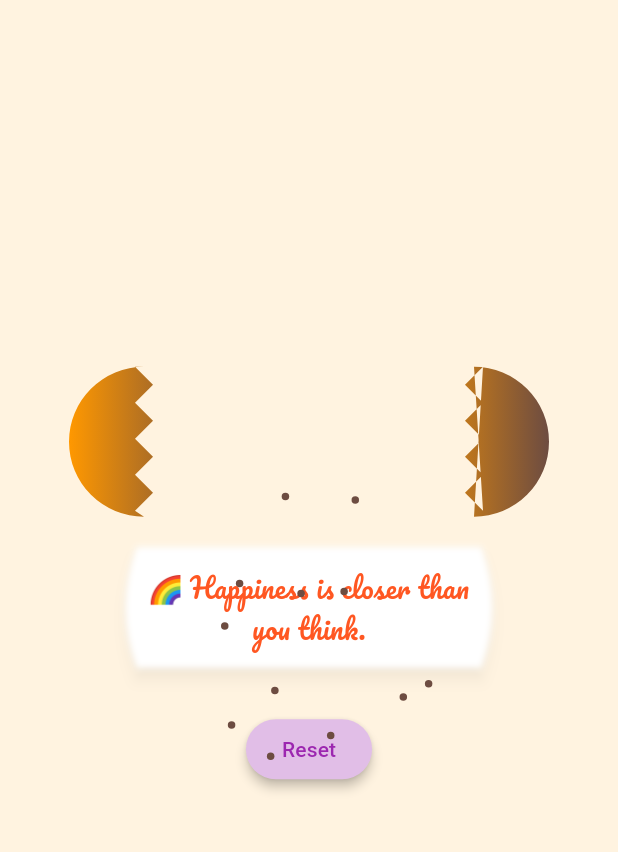
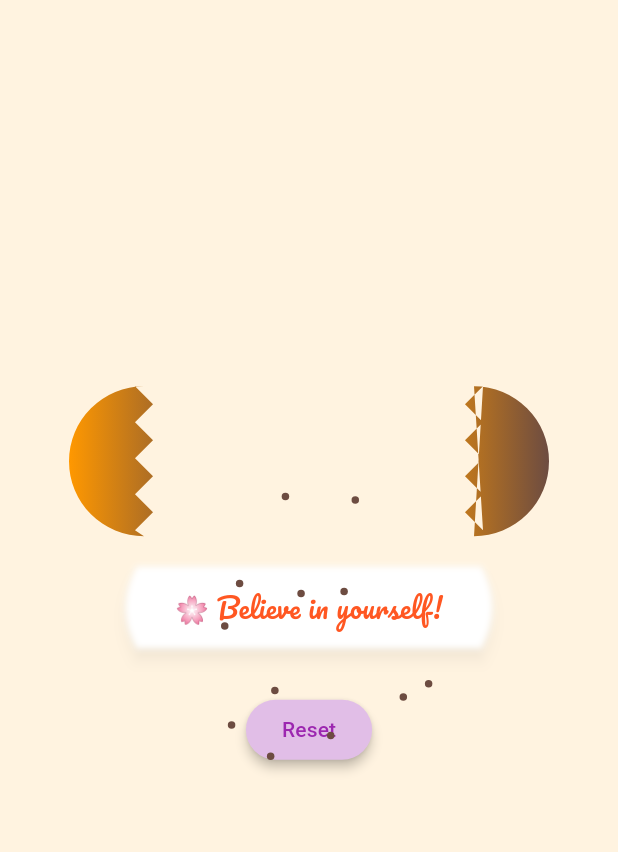
Before and after one commit to dishaaaa15/fortune-cookie, a Flutter app: the FortuneCookieScreen screen opened directly, after a tap on "Crack open to see your fortune", on a phone screen of 412 x 824 dp, the part 84-936 px from its top. Run offline on Flutter 3.47's test engine with Material 3 defaults, Android fonts, the phone set to English and light mode, and no system bars; our stand-ins replace google_fonts.

Commit message:
fortune-cookie

```diff
--- a/lib/fortunecookie.dart
+++ /dev/null
@@ -1,337 +0,0 @@
-import 'package:flutter/material.dart';
-import 'dart:math';
-import 'package:google_fonts/google_fonts.dart';
-
-void main() => runApp(FortuneCookieApp());
-
-class FortuneCookieApp extends StatelessWidget {
-  @override
-  Widget build(BuildContext context) {
-    return MaterialApp(
-      debugShowCheckedModeBanner: false,
-      home: FortuneCookieScreen(),
-    );
-  }
-}
-
-class FortuneCookieScreen extends StatefulWidget {
-  @override
-  _FortuneCookieScreenState createState() => _FortuneCookieScreenState();
-}
-
-class _FortuneCookieScreenState extends State<FortuneCookieScreen>
-    with SingleTickerProviderStateMixin {
-  bool _cracked = false;
-  String _fortune = "";
-
-  late AnimationController _controller;
-  late Animation<double> spreadAnim, slipAnim, crumbsAnim;
-
-  final List<String> fortunes = [
-    "🌸 Believe in yourself!",
-    "🍀 Lucky surprises await you!",
-    "💡 Bright ideas are coming your way.",
-    "🌟 You’re destined for something great.",
-    "🌈 Happiness is closer than you think.",
-    "🧿 You will get full marks in this mini project",
-    "🧿 You will get 10 cgpa this semester",
-    "🧿 Project will go well"
-  ];
-
-  @override
-  void initState() {
-    super.initState();
-    _controller =
-        AnimationController(vsync: this, duration: Duration(milliseconds: 1000));
-    setupAnimations();
-  }
-
-  void setupAnimations() {
-    spreadAnim = Tween<double>(begin: 0, end: 60).animate(
-      CurvedAnimation(parent: _controller, curve: Curves.easeOut),
-    );
-    slipAnim = Tween<double>(begin: 30, end: 0).animate(
-      CurvedAnimation(parent: _controller, curve: Curves.easeOutBack),
-    );
-    crumbsAnim = Tween<double>(begin: 0, end: 1).animate(
-      CurvedAnimation(parent: _controller, curve: Curves.elasticOut),
-    );
-  }
-
-  void _crackCookie() {
-    if (_cracked) return;
-    setState(() {
-      _cracked = true;
-      _fortune = fortunes[Random().nextInt(fortunes.length)];
-    });
-    _controller.forward();
-  }
-
-  void _reset() {
-    setState(() {
-      _cracked = false;
-      _fortune = "";
-    });
-    _controller.reset();
-  }
-
-  @override
-  Widget build(BuildContext context) {
-    return Scaffold(
-      backgroundColor: Colors.orange.shade50,
-      appBar: AppBar(
-        title: Text("🍪 Fortune Cookie"),
-        backgroundColor: Colors.brown,
-      ),
-      body: Stack(
-        children: [
-          Center(
-            child: Column(
-              mainAxisAlignment: MainAxisAlignment.center,
-              children: [
-                Cookie(cracked: _cracked, spreadAnim: spreadAnim),
-                SizedBox(height: 20),
-                if (!_cracked)
-                  ElevatedButton(
-                    onPressed: _crackCookie,
-                    style: ElevatedButton.styleFrom(
-                      backgroundColor: Colors.orange.shade200,
-                      shape: StadiumBorder(),
-                      elevation: 4,
-                    ),
-                    child: Text("Crack open to see your fortune",
-                        style: TextStyle(color: Colors.brown.shade800)),
-                  ),
-                if (_cracked)
-                  PaperSlip(
-                      controller: _controller,
-                      slipAnim: slipAnim,
-                      fortune: _fortune),
-                if (_cracked) ...[
-                  SizedBox(height: 30),
-                  ElevatedButton(
-                    onPressed: _reset,
-                    style: ElevatedButton.styleFrom(
-                      backgroundColor: Colors.purple.shade100,
-                      shape: StadiumBorder(),
-                      elevation: 3,
-                    ),
-                    child: Text("Reset",
-                        style: TextStyle(color: Colors.purple)),
-                  )
-                ]
-              ],
-            ),
-          ),
-          Crumbs(cracked: _cracked, crumbsAnim: crumbsAnim),
-        ],
-      ),
-    );
-  }
-}
-
-//// ---------------- Widgets ----------------
-
-/// Cookie (whole or cracked halves)
-class Cookie extends StatelessWidget {
-  final bool cracked;
-  final Animation<double> spreadAnim;
-  const Cookie({required this.cracked, required this.spreadAnim});
-
-  Widget _buildHalf(bool left) {
-    return CustomPaint(size: Size(100, 100), painter: CookieHalfPainter(left));
-  }
-
-  @override
-  Widget build(BuildContext context) {
-    return AnimatedBuilder(
-      animation: spreadAnim,
-      builder: (_, __) {
-        return cracked
-            ? Row(
-          mainAxisSize: MainAxisSize.min,
-          children: [
-            Transform.translate(
-                offset: Offset(-spreadAnim.value, 0),
-                child: _buildHalf(true)),
-            Transform.translate(
-                offset: Offset(spreadAnim.value, 0),
-                child: _buildHalf(false)),
-          ],
-        )
-            : SizedBox(
-            width: 150,
-            height: 150,
-            child: CustomPaint(painter: WholeCookiePainter()));
-      },
-    );
-  }
-}
-
-/// Paper slip with curled edges
-class PaperSlip extends StatelessWidget {
-  final AnimationController controller;
-  final Animation<double> slipAnim;
-  final String fortune;
-  const PaperSlip(
-      {required this.controller, required this.slipAnim, required this.fortune});
-
-  @override
-  Widget build(BuildContext context) {
-    return AnimatedBuilder(
-      animation: controller,
-      builder: (_, __) => Transform.translate(
-        offset: Offset(0, slipAnim.value),
-        child: Opacity(
-          opacity: controller.value,
-          child: CustomPaint(
-            painter: PaperSlipPainter(),
-            child: Container(
-              width: 260,
-              padding: EdgeInsets.symmetric(horizontal: 20, vertical: 14),
-              alignment: Alignment.center,
-              child: Text(fortune,
-                  textAlign: TextAlign.center,
-                  style: GoogleFonts.pacifico(
-                      fontSize: 18, color: Colors.deepOrange)),
-            ),
-          ),
-        ),
-      ),
-    );
-  }
-}
-
-/// Flying crumbs
-class Crumbs extends StatelessWidget {
-  final bool cracked;
-  final Animation<double> crumbsAnim;
-  const Crumbs({required this.cracked, required this.crumbsAnim});
-
-  @override
-  Widget build(BuildContext context) {
-    return AnimatedBuilder(
-      animation: crumbsAnim,
-      builder: (_, __) {
-        if (!cracked) return SizedBox.shrink();
-        final rand = Random();
-        return Stack(
-          children: List.generate(12, (i) {
-            final angle = rand.nextDouble() * 2 * pi;
-            final dist = (20 + rand.nextDouble() * 80) * crumbsAnim.value;
-            final dx = cos(angle) * dist;
-            final dy = sin(angle) * dist;
-            return Positioned(
-              left: MediaQuery.of(context).size.width / 2 + dx,
-              top: MediaQuery.of(context).size.height / 2 + dy,
-              child: Transform.scale(
-                scale: crumbsAnim.value,
-                child: Container(
-                  width: 5,
-                  height: 5,
-                  decoration: BoxDecoration(
-                      color: Colors.brown.shade600, shape: BoxShape.circle),
-                ),
-              ),
-            );
-          }),
-        );
-      },
-    );
-  }
-}
-
-//// ---------------- Painters ----------------
-
-/// Whole cookie with fixed dots and crumbled edges
-class WholeCookiePainter extends CustomPainter {
-  final List<Offset> _dots = List.generate(
-      22, (_) => Offset(Random().nextDouble() * 80 - 40,
-      Random().nextDouble() * 80 - 40));
-
-  @override
-  void paint(Canvas canvas, Size size) {
-    final center = Offset(size.width / 2, size.height / 2);
-    final r = 70.0;
-
-    // Base cookie with crumbled edges
-    final paint = Paint()
-      ..shader = RadialGradient(
-        colors: [Colors.orange.shade500, Colors.brown.shade600],
-      ).createShader(Rect.fromCircle(center: center, radius: r));
-
-    Path path = Path();
-    for (int i = 0; i <= 50; i++) {
-      final angle = (2 * pi / 50) * i;
-      final jitter = (i % 5 == 0) ? -5 : (i % 3 == 0 ? 3 : 0);
-      final x = center.dx + (r + jitter) * cos(angle);
-      final y = center.dy + (r + jitter) * sin(angle);
-      i == 0 ? path.moveTo(x, y) : path.lineTo(x, y);
-    }
-    path.close();
-    canvas.drawPath(path, paint);
-
-    // Cookie dots
-    final dotPaint = Paint()..color = Colors.brown.shade700;
-    for (final d in _dots) canvas.drawCircle(center + d, 3, dotPaint);
-  }
-
-  @override
-  bool shouldRepaint(covariant CustomPainter oldDelegate) => false;
-}
-
-/// Half cookie with jagged crack
-class CookieHalfPainter extends CustomPainter {
-  final bool left;
-  CookieHalfPainter(this.left);
-
-  @override
-  void paint(Canvas canvas, Size size) {
-    final paint = Paint()
-      ..shader = LinearGradient(
-        colors: [Colors.orange.shade500, Colors.brown.shade600],
-      ).createShader(Rect.fromLTWH(0, 0, size.width, size.height));
-
-    final path = Path();
-    if (left) {
-      path.addArc(Rect.fromLTWH(0, 0, size.width, size.height), pi / 2, pi);
-      for (double y = 0; y <= size.height; y += 12) {
-        path.lineTo(size.width / 2 + (y % 24 == 0 ? -6 : 6), y);
-      }
-    } else {
-      path.addArc(Rect.fromLTWH(0, 0, size.width, size.height), -pi / 2, pi);
-      for (double y = 0; y <= size.height; y += 12) {
-        path.lineTo(size.width / 2 + (y % 24 == 0 ? 6 : -6), y);
-      }
-    }
-    path.close();
-    canvas.drawPath(path, paint);
-  }
-
-  @override
-  bool shouldRepaint(covariant CustomPainter oldDelegate) => false;
-}
-
-/// Paper slip with curled edges
-class PaperSlipPainter extends CustomPainter {
-  @override
-  void paint(Canvas canvas, Size size) {
-    final paint = Paint()
-      ..color = Colors.white
-      ..maskFilter = MaskFilter.blur(BlurStyle.normal, 2);
-
-    final path = Path();
-    const curve = 15.0;
-    path.moveTo(curve, 0);
-    path.quadraticBezierTo(0, size.height / 2, curve, size.height);
-    path.lineTo(size.width - curve, size.height);
-    path.quadraticBezierTo(size.width, size.height / 2, size.width - curve, 0);
-    path.close();
-
-    canvas.drawShadow(path, Colors.black26, 4, true);
-    canvas.drawPath(path, paint);
-  }
-
-  @override
-  bool shouldRepaint(covariant CustomPainter oldDelegate) => false;
-}
--- a/lib/main.dart
+++ b/lib/main.dart
@@ -25,27 +25,39 @@
   String _fortune = "";
 
   late AnimationController _controller;
-  late Animation<double> _paperSlide;
+  late Animation<double> spreadAnim, slipAnim, crumbsAnim;
 
   final List<String> fortunes = [
     "🌸 Believe in yourself!",
     "🍀 Lucky surprises await you!",
     "💡 Bright ideas are coming your way.",
     "🌟 You’re destined for something great.",
-    "🌈 Happiness is closer than you think."
+    "🌈 Happiness is closer than you think.",
+    "🧿 You will get full marks in this mini project",
+    "🧿 You will get 10 cgpa this semester",
+    "🧿 Project will go well",
+    "🧿 You will get the best placement",
+    "🧿 you are getting rich queen"
   ];
 
   @override
   void initState() {
     super.initState();
     _controller =
-        AnimationController(vsync: this, duration: Duration(milliseconds: 900));
+        AnimationController(vsync: this, duration: Duration(milliseconds: 1000));
+    setupAnimations();
+  }
 
-    _paperSlide =
-        Tween<double>(begin: -80, end: 0).animate(CurvedAnimation(
-          parent: _controller,
-          curve: Curves.easeOutBack,
-        ));
+  void setupAnimations() {
+    spreadAnim = Tween<double>(begin: 0, end: 60).animate(
+      CurvedAnimation(parent: _controller, curve: Curves.easeOut),
+    );
+    slipAnim = Tween<double>(begin: 30, end: 0).animate(
+      CurvedAnimation(parent: _controller, curve: Curves.easeOutBack),
+    );
+    crumbsAnim = Tween<double>(begin: 0, end: 1).animate(
+      CurvedAnimation(parent: _controller, curve: Curves.elasticOut),
+    );
   }
 
   void _crackCookie() {
@@ -65,106 +77,38 @@
     _controller.reset();
   }
 
-  Widget _buildCookieHalf({required bool left}) {
-    return Transform.rotate(
-      angle: left ? -0.3 : 0.3,
-      child: Container(
-        width: 120,
-        height: 120,
-        decoration: BoxDecoration(
-          color: Colors.orange.shade300,
-          shape: BoxShape.circle,
-          gradient: RadialGradient(
-            colors: [Colors.orange.shade200, Colors.orange.shade600],
-            center: Alignment(-0.3, -0.3),
-          ),
-          boxShadow: [BoxShadow(color: Colors.brown.shade200, blurRadius: 10)],
-        ),
-        child: ClipPath(
-          clipper: left ? LeftHalfClipper() : RightHalfClipper(),
-          child: Container(
-            color: Colors.orange.shade400.withOpacity(0.3),
-          ),
-        ),
-      ),
-    );
-  }
-
   @override
   Widget build(BuildContext context) {
     return Scaffold(
       backgroundColor: Colors.orange.shade50,
       appBar: AppBar(
         title: Text("🍪 Fortune Cookie"),
-        backgroundColor: Colors.deepOrange,
+        backgroundColor: Colors.brown,
       ),
-      body: Center(
+      body: Stack(
+        children: [
+          Center(
             child: Column(
               mainAxisAlignment: MainAxisAlignment.center,
               children: [
-            GestureDetector(
-              onTap: _crackCookie,
-              child: AnimatedSwitcher(
-                duration: Duration(milliseconds: 600),
-                child: _cracked
-                    ? Row(
-                  mainAxisSize: MainAxisSize.min,
-                  children: [
-                    Transform.translate(
-                        offset: Offset(-20, 0),
-                        child: _buildCookieHalf(left: true)),
-                    Transform.translate(
-                        offset: Offset(20, 0),
-                        child: _buildCookieHalf(left: false)),
-                  ],
-                )
-                    : Container(
-                  width: 140,
-                  height: 140,
-                  decoration: BoxDecoration(
-                    shape: BoxShape.circle,
-                    gradient: RadialGradient(
-                      colors: [Colors.orange.shade200, Colors.orange.shade600],
+                Cookie(cracked: _cracked, spreadAnim: spreadAnim),
+                SizedBox(height: 20),
+                if (!_cracked)
+                  ElevatedButton(
+                    onPressed: _crackCookie,
+                    style: ElevatedButton.styleFrom(
+                      backgroundColor: Colors.orange.shade200,
+                      shape: StadiumBorder(),
+                      elevation: 4,
                     ),
-                    boxShadow: [
-                      BoxShadow(color: Colors.brown.shade200, blurRadius: 10)
-                    ],
+                    child: Text("Crack open to see your fortune",
+                        style: TextStyle(color: Colors.brown.shade800)),
                   ),
-                ),
-              ),
-            ),
-            SizedBox(height: 30),
                 if (_cracked)
-              AnimatedBuilder(
-                animation: _controller,
-                builder: (context, child) {
-                  return Transform.translate(
-                    offset: Offset(0, _paperSlide.value),
-                    child: Opacity(
-                      opacity: _controller.value,
-                      child: Container(
-                        padding:
-                        EdgeInsets.symmetric(horizontal: 20, vertical: 14),
-                        decoration: BoxDecoration(
-                          color: Colors.white,
-                          borderRadius: BorderRadius.circular(6),
-                          boxShadow: [
-                            BoxShadow(color: Colors.black12, blurRadius: 6)
-                          ],
-                        ),
-                        child: Text(
-                          _fortune,
-                          textAlign: TextAlign.center,
-                          style: GoogleFonts.pacifico(
-                            fontSize: 20,
-                            color: Colors.deepOrange,
-                          ),
-                        ),
-                      ),
-                    ),
-                  );
-                },
-              ),
+                  PaperSlip(
+                      controller: _controller,
+                      slipAnim: slipAnim,
+                      fortune: _fortune),
                 if (_cracked) ...[
                   SizedBox(height: 30),
                   ElevatedButton(
@@ -174,38 +118,222 @@
                       shape: StadiumBorder(),
                       elevation: 3,
                     ),
-                child: Text("Reset", style: TextStyle(color: Colors.purple)),
+                    child: Text("Reset",
+                        style: TextStyle(color: Colors.purple)),
                   )
                 ]
               ],
+            ),
+          ),
+          Crumbs(cracked: _cracked, crumbsAnim: crumbsAnim),
+        ],
+      ),
+    );
+  }
+}
+
+//// ---------------- Widgets ----------------
+
+/// Cookie (whole or cracked halves)
+class Cookie extends StatelessWidget {
+  final bool cracked;
+  final Animation<double> spreadAnim;
+  const Cookie({required this.cracked, required this.spreadAnim});
+
+  Widget _buildHalf(bool left) {
+    return CustomPaint(size: Size(100, 100), painter: CookieHalfPainter(left));
+  }
+
+  @override
+  Widget build(BuildContext context) {
+    return AnimatedBuilder(
+      animation: spreadAnim,
+      builder: (_, __) {
+        return cracked
+            ? Row(
+          mainAxisSize: MainAxisSize.min,
+          children: [
+            Transform.translate(
+                offset: Offset(-spreadAnim.value, 0),
+                child: _buildHalf(true)),
+            Transform.translate(
+                offset: Offset(spreadAnim.value, 0),
+                child: _buildHalf(false)),
+          ],
+        )
+            : SizedBox(
+            width: 150,
+            height: 150,
+            child: CustomPaint(painter: WholeCookiePainter()));
+      },
+    );
+  }
+}
+
+/// Paper slip with curled edges
+class PaperSlip extends StatelessWidget {
+  final AnimationController controller;
+  final Animation<double> slipAnim;
+  final String fortune;
+  const PaperSlip(
+      {required this.controller, required this.slipAnim, required this.fortune});
+
+  @override
+  Widget build(BuildContext context) {
+    return AnimatedBuilder(
+      animation: controller,
+      builder: (_, __) => Transform.translate(
+        offset: Offset(0, slipAnim.value),
+        child: Opacity(
+          opacity: controller.value,
+          child: CustomPaint(
+            painter: PaperSlipPainter(),
+            child: Container(
+              width: 260,
+              padding: EdgeInsets.symmetric(horizontal: 20, vertical: 14),
+              alignment: Alignment.center,
+              child: Text(fortune,
+                  textAlign: TextAlign.center,
+                  style: GoogleFonts.pacifico(
+                      fontSize: 18, color: Colors.deepOrange)),
+            ),
+          ),
         ),
       ),
     );
   }
 }
 
-class LeftHalfClipper extends CustomClipper<Path> {
+/// Flying crumbs
+class Crumbs extends StatelessWidget {
+  final bool cracked;
+  final Animation<double> crumbsAnim;
+  const Crumbs({required this.cracked, required this.crumbsAnim});
+
   @override
-  Path getClip(Size size) {
-    return Path()
-      ..addOval(Rect.fromLTWH(0, 0, size.width, size.height))
-      ..addRect(Rect.fromLTWH(size.width / 2, 0, size.width / 2, size.height))
-      ..fillType = PathFillType.evenOdd;
+  Widget build(BuildContext context) {
+    return AnimatedBuilder(
+      animation: crumbsAnim,
+      builder: (_, __) {
+        if (!cracked) return SizedBox.shrink();
+        final rand = Random();
+        return Stack(
+          children: List.generate(12, (i) {
+            final angle = rand.nextDouble() * 2 * pi;
+            final dist = (20 + rand.nextDouble() * 80) * crumbsAnim.value;
+            final dx = cos(angle) * dist;
+            final dy = sin(angle) * dist;
+            return Positioned(
+              left: MediaQuery.of(context).size.width / 2 + dx,
+              top: MediaQuery.of(context).size.height / 2 + dy,
+              child: Transform.scale(
+                scale: crumbsAnim.value,
+                child: Container(
+                  width: 5,
+                  height: 5,
+                  decoration: BoxDecoration(
+                      color: Colors.brown.shade600, shape: BoxShape.circle),
+                ),
+              ),
+            );
+          }),
+        );
+      },
+    );
+  }
+}
+
+//// ---------------- Painters ----------------
+
+/// Whole cookie with fixed dots and crumbled edges
+class WholeCookiePainter extends CustomPainter {
+  final List<Offset> _dots = List.generate(
+      22, (_) => Offset(Random().nextDouble() * 80 - 40,
+      Random().nextDouble() * 80 - 40));
+
+  @override
+  void paint(Canvas canvas, Size size) {
+    final center = Offset(size.width / 2, size.height / 2);
+    final r = 70.0;
+
+    // Base cookie with crumbled edges
+    final paint = Paint()
+      ..shader = RadialGradient(
+        colors: [Colors.orange.shade500, Colors.brown.shade600],
+      ).createShader(Rect.fromCircle(center: center, radius: r));
+
+    Path path = Path();
+    for (int i = 0; i <= 50; i++) {
+      final angle = (2 * pi / 50) * i;
+      final jitter = (i % 5 == 0) ? -5 : (i % 3 == 0 ? 3 : 0);
+      final x = center.dx + (r + jitter) * cos(angle);
+      final y = center.dy + (r + jitter) * sin(angle);
+      i == 0 ? path.moveTo(x, y) : path.lineTo(x, y);
+    }
+    path.close();
+    canvas.drawPath(path, paint);
+
+    // Cookie dots
+    final dotPaint = Paint()..color = Colors.brown.shade700;
+    for (final d in _dots) canvas.drawCircle(center + d, 3, dotPaint);
   }
 
   @override
-  bool shouldReclip(covariant CustomClipper<Path> oldClipper) => false;
+  bool shouldRepaint(covariant CustomPainter oldDelegate) => false;
 }
 
-class RightHalfClipper extends CustomClipper<Path> {
+/// Half cookie with jagged crack
+class CookieHalfPainter extends CustomPainter {
+  final bool left;
+  CookieHalfPainter(this.left);
+
   @override
-  Path getClip(Size size) {
-    return Path()
-      ..addOval(Rect.fromLTWH(0, 0, size.width, size.height))
-      ..addRect(Rect.fromLTWH(0, 0, size.width / 2, size.height))
-      ..fillType = PathFillType.evenOdd;
+  void paint(Canvas canvas, Size size) {
+    final paint = Paint()
+      ..shader = LinearGradient(
+        colors: [Colors.orange.shade500, Colors.brown.shade600],
+      ).createShader(Rect.fromLTWH(0, 0, size.width, size.height));
+
+    final path = Path();
+    if (left) {
+      path.addArc(Rect.fromLTWH(0, 0, size.width, size.height), pi / 2, pi);
+      for (double y = 0; y <= size.height; y += 12) {
+        path.lineTo(size.width / 2 + (y % 24 == 0 ? -6 : 6), y);
+      }
+    } else {
+      path.addArc(Rect.fromLTWH(0, 0, size.width, size.height), -pi / 2, pi);
+      for (double y = 0; y <= size.height; y += 12) {
+        path.lineTo(size.width / 2 + (y % 24 == 0 ? 6 : -6), y);
+      }
+    }
+    path.close();
+    canvas.drawPath(path, paint);
   }
 
   @override
-  bool shouldReclip(covariant CustomClipper<Path> oldClipper) => false;
+  bool shouldRepaint(covariant CustomPainter oldDelegate) => false;
 }
+
+/// Paper slip with curled edges
+class PaperSlipPainter extends CustomPainter {
+  @override
+  void paint(Canvas canvas, Size size) {
+    final paint = Paint()
+      ..color = Colors.white
+      ..maskFilter = MaskFilter.blur(BlurStyle.normal, 2);
+
+    final path = Path();
+    const curve = 15.0;
+    path.moveTo(curve, 0);
+    path.quadraticBezierTo(0, size.height / 2, curve, size.height);
+    path.lineTo(size.width - curve, size.height);
+    path.quadraticBezierTo(size.width, size.height / 2, size.width - curve, 0);
+    path.close();
+
+    canvas.drawShadow(path, Colors.black26, 4, true);
+    canvas.drawPath(path, paint);
+  }
+
+  @override
+  bool shouldRepaint(covariant CustomPainter oldDelegate) => false;
+}
```
Lines whose indentation alone changed are shown as unchanged.
